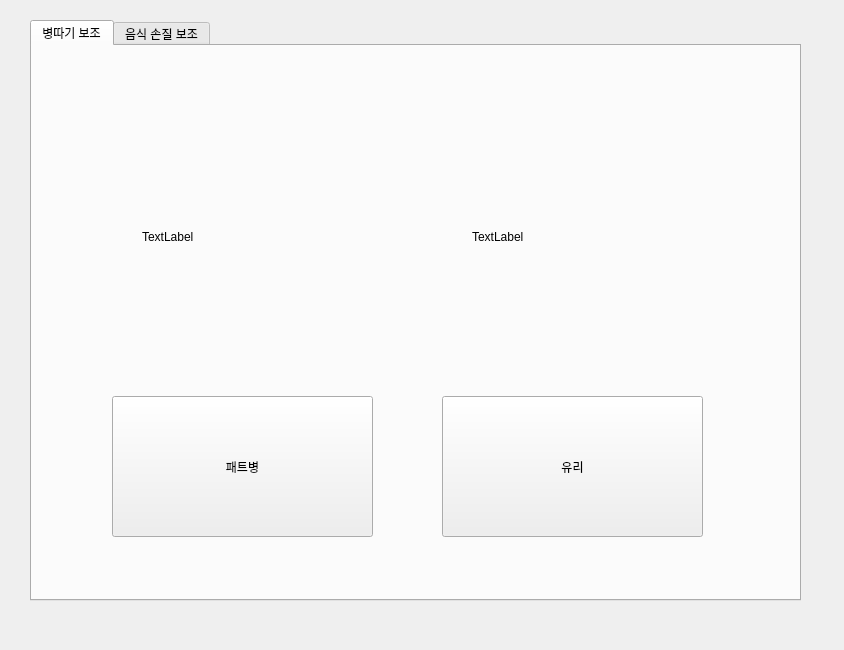
Qt form resource/one_hand_plus_ui.ui (GooMinjae/One_Hand_Plus) before a commit.
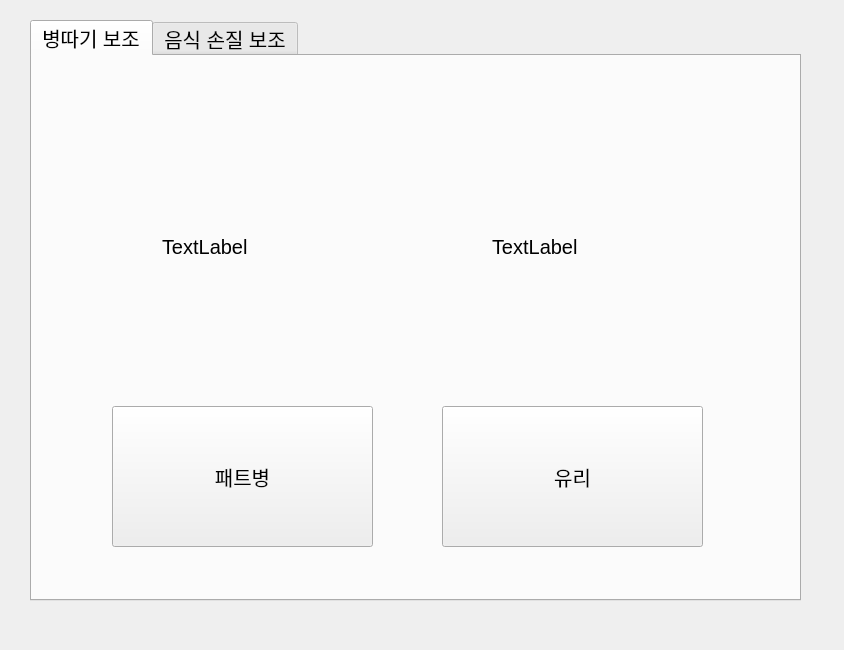
The same form after that commit.

```diff
--- a/resource/one_hand_plus_ui.ui
+++ b/resource/one_hand_plus_ui.ui
@@ -22,6 +22,11 @@
      <height>581</height>
     </rect>
    </property>
+   <property name="font">
+    <font>
+     <pointsize>15</pointsize>
+    </font>
+   </property>
    <property name="currentIndex">
     <number>0</number>
    </property>
@@ -38,6 +43,11 @@
        <height>141</height>
       </rect>
      </property>
+     <property name="font">
+      <font>
+       <pointsize>15</pointsize>
+      </font>
+     </property>
      <property name="text">
       <string>유리</string>
      </property>
@@ -51,6 +61,11 @@
        <height>141</height>
       </rect>
      </property>
+     <property name="font">
+      <font>
+       <pointsize>15</pointsize>
+      </font>
+     </property>
      <property name="text">
       <string>패트병</string>
      </property>
@@ -58,7 +73,7 @@
     <widget class="QLabel" name="plastic_bottle_img">
      <property name="geometry">
       <rect>
-       <x>110</x>
+       <x>130</x>
        <y>50</y>
        <width>201</width>
        <height>281</height>
@@ -71,7 +86,7 @@
     <widget class="QLabel" name="glass_img">
      <property name="geometry">
       <rect>
-       <x>440</x>
+       <x>460</x>
        <y>50</y>
        <width>201</width>
        <height>281</height>
```
Left out of the diff: 14 changed lines with no effect on the pictures.
